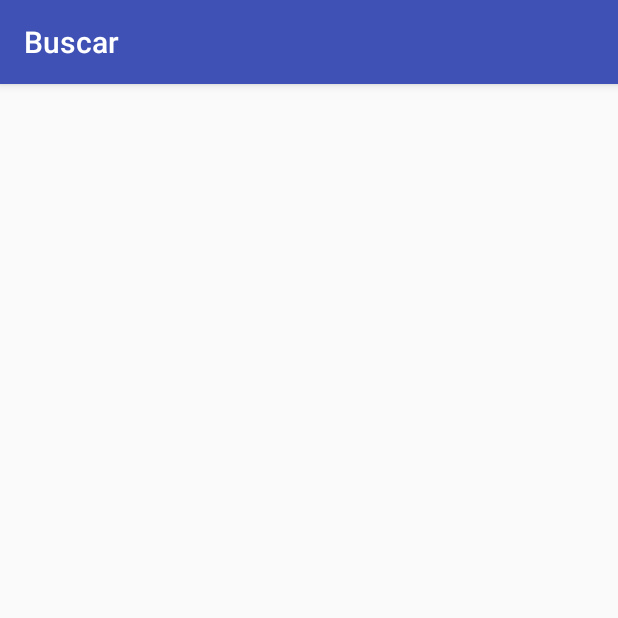
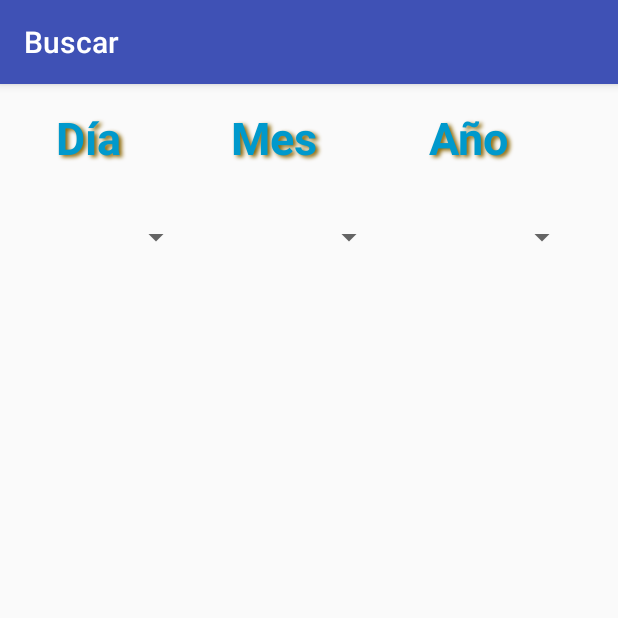
Before and after one commit to Colima-97/Recordatorios_App, an Android app: the Buscar screen opened directly, with no data from a screen before it, on a phone screen of 412 x 824 dp, the top half of it. Run offline under Robolectric (Android 15) with nearby library versions, the phone set to English and light mode, and no system bars.

Commit message:
Di un poco de Margen

```diff
--- a/app/src/main/res/layout/activity_buscar.xml
+++ b/app/src/main/res/layout/activity_buscar.xml
@@ -12,15 +12,106 @@
         android:theme="@style/AppTheme.AppBarOverlay"
         tools:layout_editor_absoluteY="0dp"
         tools:layout_editor_absoluteX="8dp"
-        android:id="@+id/appBarLayout">
+        android:id="@+id/appBarLayout"
+        android:weightSum="1">
 
         <android.support.v7.widget.Toolbar
             android:id="@+id/toolbar"
             android:layout_width="match_parent"
             android:layout_height="?attr/actionBarSize"
+            android:layout_weight="0.32"
             android:background="?attr/colorPrimary"
+            android:visibility="visible"
             app:popupTheme="@style/AppTheme.PopupOverlay"
             app:title="@string/title_activity_buscar" />
     </android.support.design.widget.AppBarLayout>
 
+    <LinearLayout
+        android:layout_width="376dp"
+        android:layout_height="59dp"
+        android:orientation="horizontal"
+        tools:layout_editor_absoluteX="13dp"
+        android:layout_marginTop="15dp"
+        app:layout_constraintTop_toBottomOf="@+id/appBarLayout"
+        android:id="@+id/linearLayout">
+
+        <TextView
+            android:id="@+id/Dia_textView"
+            android:layout_width="wrap_content"
+            android:layout_height="match_parent"
+            android:layout_weight="1"
+            android:shadowColor="#8a6603"
+            android:shadowDx="3"
+            android:shadowDy="2"
+            android:shadowRadius="3"
+            android:text="Día"
+            android:textAlignment="center"
+            android:textColor="@android:color/holo_blue_dark"
+            android:textSize="30sp"
+            android:textStyle="bold"
+            android:visibility="visible" />
+
+        <TextView
+            android:id="@+id/Mes_textView"
+            android:layout_width="wrap_content"
+            android:layout_height="match_parent"
+            android:layout_weight="1"
+            android:shadowColor="#8a6603"
+            android:shadowDx="3"
+            android:shadowDy="2"
+            android:shadowRadius="3"
+            android:text="Mes"
+            android:textAlignment="center"
+            android:textColor="@android:color/holo_blue_dark"
+            android:textSize="30sp"
+            android:textStyle="bold"
+            android:visibility="visible" />
+
+        <TextView
+            android:id="@+id/Año_textView"
+            android:layout_width="wrap_content"
+            android:layout_height="match_parent"
+            android:layout_weight="1"
+            android:shadowColor="#8a6603"
+            android:shadowDx="3"
+            android:shadowDy="2"
+            android:shadowRadius="3"
+            android:text="Año"
+            android:textAlignment="center"
+            android:textColor="@android:color/holo_blue_dark"
+            android:textSize="30sp"
+            android:textStyle="bold"
+            android:visibility="visible" />
+    </LinearLayout>
+
+    <LinearLayout
+        android:layout_width="386dp"
+        android:layout_height="wrap_content"
+        android:layout_marginTop="15dp"
+        android:orientation="horizontal"
+        app:layout_constraintTop_toBottomOf="@+id/linearLayout"
+        android:layout_marginLeft="8dp"
+        app:layout_constraintLeft_toLeftOf="@+id/linearLayout"
+        android:layout_marginRight="0dp"
+        app:layout_constraintRight_toRightOf="@+id/linearLayout">
+
+        <Spinner
+            android:id="@+id/Dia_spinner"
+            android:layout_width="match_parent"
+            android:layout_height="wrap_content"
+            android:layout_weight="1" />
+
+        <Spinner
+            android:id="@+id/Mes_spinner"
+            android:layout_width="match_parent"
+            android:layout_height="wrap_content"
+            android:layout_weight="1" />
+
+        <Spinner
+            android:id="@+id/Año_spinner"
+            android:layout_width="match_parent"
+            android:layout_height="wrap_content"
+            android:layout_weight="1" />
+    </LinearLayout>
+
 </android.support.constraint.ConstraintLayout>
```
